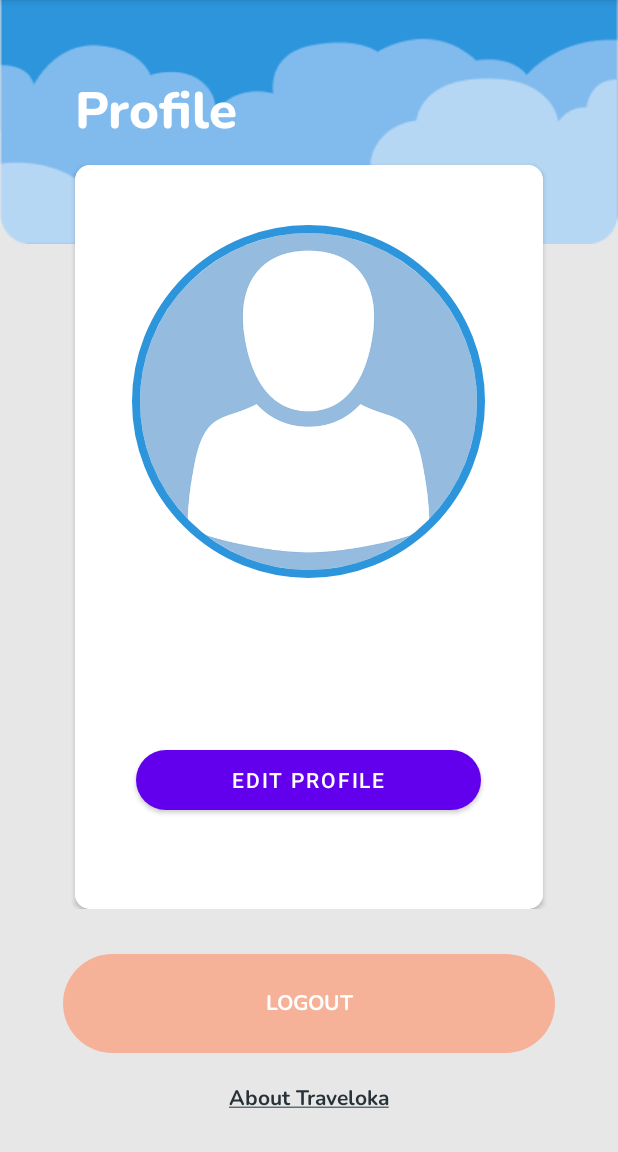
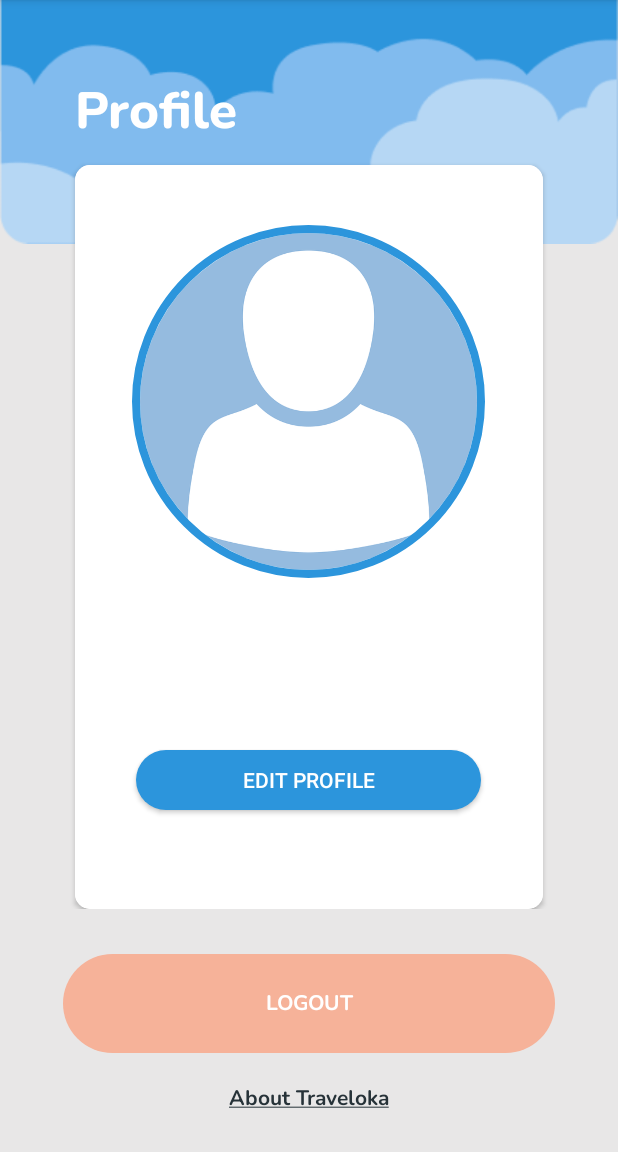
Before and after one commit to capstone-bangkit-c22-ky01/TravelokaOCR, an Android app: the ProfileActivity screen opened directly, with no data from a screen before it, on a phone screen of 412 x 824 dp, the part 84-1236 px from its top. Run offline under Robolectric (Android 15) with nearby library versions, the phone set to English and light mode, and no system bars; our stand-ins replace CircleImageView.

Commit message:
update .xml profile button

```diff
--- a/app/src/main/res/layout/activity_profile.xml
+++ b/app/src/main/res/layout/activity_profile.xml
@@ -88,12 +88,13 @@
                     android:layout_marginStart="50dp"
                     android:layout_marginEnd="50dp" />
 
-                <Button
+                <com.example.travelokaocr.ui.customview.GoogleButton
                     android:layout_width="230dp"
                     android:layout_height="40dp"
                     android:layout_marginTop="390dp"
                     android:layout_gravity="center_horizontal"
                     android:text="@string/edit_profile"
+                    android:textColor="@color/white"
                     android:background="@drawable/bg_button_edit_profile"/>
             </androidx.cardview.widget.CardView>
 
```
